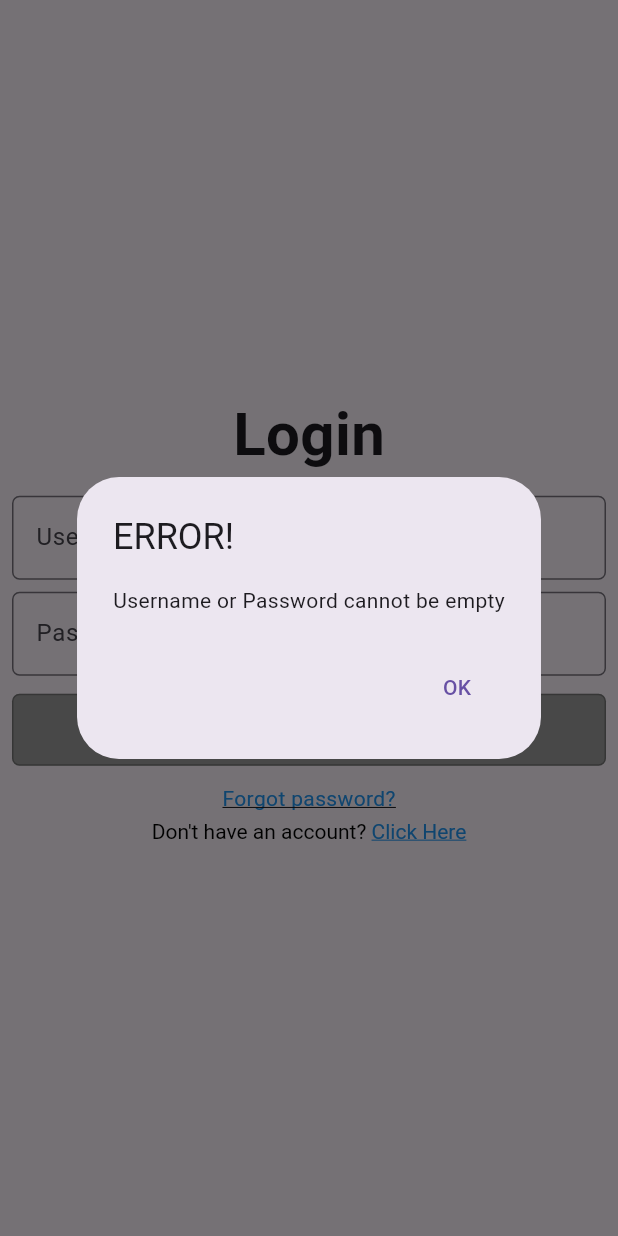
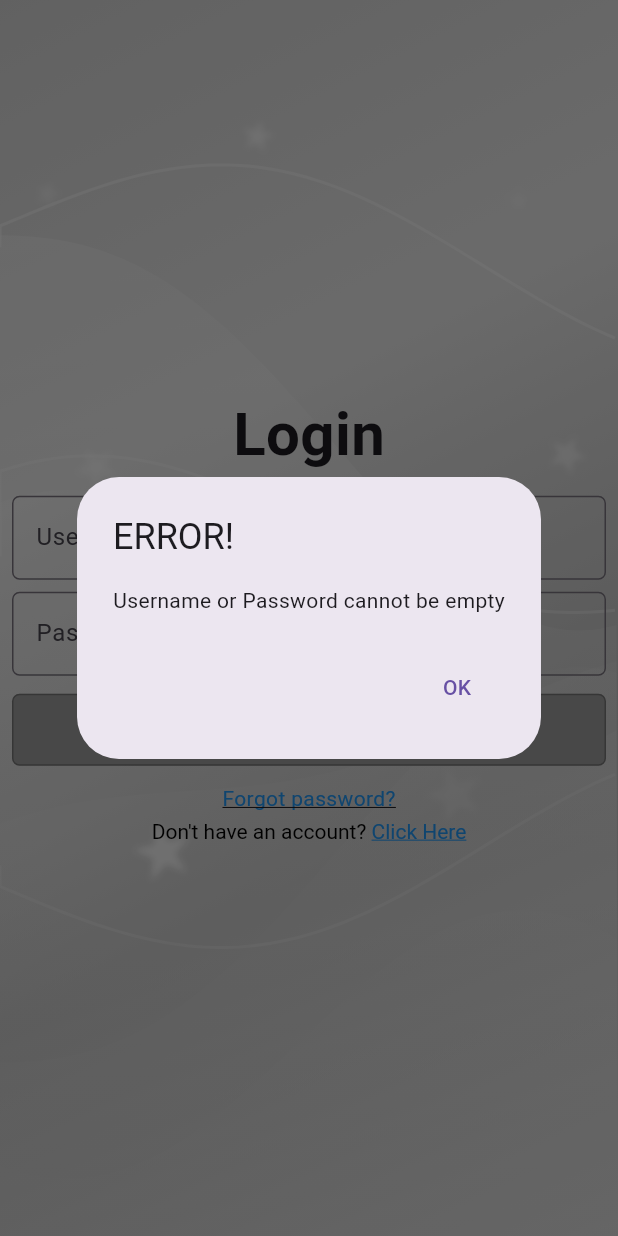
Before and after one commit to NicholasWjy24/SilverStar, a Flutter app: the screen it shows after launch, after a tap on "Login", on a phone screen of 412 x 824 dp. Run offline on Flutter 3.47's test engine with Material 3 defaults, Android fonts, the phone set to English and light mode, and no system bars.

Commit message:
feat: penambahan background live untuk aplikasi

```diff
--- /dev/null
+++ b/lib/Background.dart
@@ -0,0 +1,235 @@
+import 'package:flutter/material.dart';
+import 'dart:math' as math;
+
+void main() {
+  runApp(const MaterialApp(
+    debugShowCheckedModeBanner: false,
+    home: Scaffold(
+      body: SilkyMetallicBackground(
+        child: Center(
+          child: Text(
+            "METALLIC\nDREAMS",
+            textAlign: TextAlign.center,
+            style: TextStyle(
+                fontSize: 32,
+                fontWeight: FontWeight.bold,
+                color: Colors.white54,
+                letterSpacing: 2.0,
+                shadows: [
+                  Shadow(blurRadius: 10, color: Colors.black26, offset: Offset(2, 2))
+                ]
+            ),
+          ),
+        ),
+      ),
+    ),
+  ));
+}
+
+class SilkyMetallicBackground extends StatefulWidget {
+  final Widget child;
+
+  const SilkyMetallicBackground({Key? key, required this.child})
+      : super(key: key);
+
+  @override
+  State<SilkyMetallicBackground> createState() =>
+      _SilkyMetallicBackgroundState();
+}
+
+class _SilkyMetallicBackgroundState extends State<SilkyMetallicBackground>
+    with SingleTickerProviderStateMixin {
+  late AnimationController _controller;
+
+  @override
+  void initState() {
+    super.initState();
+    // A long duration makes the transitions feel luxurious and smooth
+    _controller = AnimationController(
+      duration: const Duration(seconds: 20),
+      vsync: this,
+    )..repeat();
+  }
+
+  @override
+  void dispose() {
+    _controller.dispose();
+    super.dispose();
+  }
+
+  @override
+  Widget build(BuildContext context) {
+    return RepaintBoundary(
+      child: AnimatedBuilder(
+        animation: _controller,
+        builder: (_, __) {
+          return CustomPaint(
+            painter: SilkyPainter(_controller.value),
+            child: widget.child,
+          );
+        },
+      ),
+    );
+  }
+}
+
+class SilkyPainter extends CustomPainter {
+  final double animationValue;
+
+  SilkyPainter(this.animationValue);
+
+  // Helper function to create a star shape with rotation
+  Path _createStarPath(Offset center, double outerRadius, int points, {double rotation = 0}) {
+    final innerRadius = outerRadius * 0.4;
+    final path = Path();
+    final double step = math.pi / points;
+
+    // Apply rotation here. Start at -pi/2 to point up, then add rotation angle.
+    var angle = -math.pi / 2 + rotation;
+
+    path.moveTo(
+        center.dx + outerRadius * math.cos(angle),
+        center.dy + outerRadius * math.sin(angle)
+    );
+
+    for (int i = 1; i <= points * 2; i++) {
+      final radius = i.isEven ? outerRadius : innerRadius;
+      angle += step;
+      path.lineTo(
+          center.dx + radius * math.cos(angle),
+          center.dy + radius * math.sin(angle)
+      );
+    }
+    path.close();
+    return path;
+  }
+
+  @override
+  void paint(Canvas canvas, Size size) {
+    final rect = Offset.zero & size;
+    // The fundamental looping phase (0 to 2*PI)
+    final basePhase = animationValue * 2 * math.pi;
+
+    // --- 1. Draw Metallic Background ---
+    final bgGradient = LinearGradient(
+      begin: Alignment.topLeft,
+      end: Alignment.bottomRight,
+      colors: const [
+        Color(0xFFD4D4D4),
+        Color(0xFFE8E8E8),
+        Color(0xFFC0C0C0),
+        Color(0xFFD8D8D8),
+      ],
+    );
+    canvas.drawRect(rect, Paint()..shader = bgGradient.createShader(rect));
+
+
+    // --- 1.5 Draw Looping, Twinkling Stars ---
+    final starPaint = Paint()
+      ..style = PaintingStyle.fill
+    // A slight blur makes them look shiny and distant
+      ..maskFilter = const MaskFilter.blur(BlurStyle.normal, 2.0);
+
+    const int numStars = 8;
+
+    for (int i = 0; i < numStars; i++) {
+      // Static base position
+      final baseX = size.width * ((i + 0.5) / numStars);
+      final baseY = size.height * (0.15 + (i % 3) * 0.25) + (i.isEven ? 20 : -20);
+
+      // A. Movement Drift
+      // Use integer multipliers of basePhase (e.g., *1, *2) to ensure perfect looping
+      final driftX = math.sin(basePhase + i) * 20.0;
+      final driftY = math.cos(basePhase + i * 2) * 15.0;
+      final center = Offset(baseX + driftX, baseY + driftY);
+
+      // B. Twinkle (Opacity Transition)
+      // Creates a value oscillating between ~0.2 and ~0.7 smoothly
+      final twinkleOpacity = 0.2 + (math.sin(basePhase * 2 + i) + 1.0) / 2.0 * 0.5;
+      starPaint.color = Colors.white.withOpacity(twinkleOpacity);
+
+      // C. Pulse (Scale Transition)
+      final baseRadius = 10.0 + (i % 3) * 5.0;
+      // Scales subtly between 90% and 110% size
+      final scale = 0.9 + (math.cos(basePhase + i) + 1.0) / 2.0 * 0.2;
+      final currentRadius = baseRadius * scale;
+
+      // D. Rotation Transition
+      // Slow rotation. Even indexes rotate one way, odd the other.
+      final rotationDirection = i.isEven ? 1 : -1;
+      final currentRotation = basePhase * 0.1 * rotationDirection + i;
+
+      final starPath = _createStarPath(center, currentRadius, 5, rotation: currentRotation);
+      canvas.drawPath(starPath, starPaint);
+    }
+
+
+    // --- 2. Configure Silk Paint ---
+    // Overlay mode is crucial here. It makes the silk layers interact
+    // visually with the stars and background beneath them.
+    final silkPaint = Paint()
+      ..style = PaintingStyle.fill
+      ..blendMode = BlendMode.overlay;
+
+    // --- 3. Draw flowing silk waves ---
+    for (int layer = 0; layer < 5; layer++) {
+      final path = Path();
+      final layerOffset = layer * math.pi / 3;
+
+      path.moveTo(0, size.height * 0.3);
+
+      // Increased step size slightly for performance, still looks smooth
+      for (double x = 0; x <= size.width; x += 3) {
+        final y1 = math.sin(x / 80 + basePhase + layerOffset) * 40;
+        // Ensure integer multipliers on basePhase for loops
+        final y2 = math.cos(x / 120 - basePhase * 1 - layerOffset) * 60;
+        final y3 = math.sin(x / 200 + basePhase * 2 + layerOffset) * 80;
+        final y = size.height * (0.3 + layer * 0.15) + y1 + y2 + y3;
+        path.lineTo(x, y);
+      }
+
+      path.lineTo(size.width, size.height);
+      path.lineTo(0, size.height);
+      path.close();
+
+      final gradient = LinearGradient(
+        begin: Alignment.topCenter,
+        end: Alignment.bottomCenter,
+        colors: [
+          Colors.white.withOpacity(0.3 - layer * 0.05),
+          Colors.grey.withOpacity(0.15 - layer * 0.02),
+        ],
+      );
+
+      silkPaint.shader = gradient.createShader(rect);
+      canvas.drawPath(path, silkPaint);
+    }
+
+    // --- 4. Draw Highlights ---
+    final highlightPaint = Paint()
+      ..style = PaintingStyle.stroke
+      ..strokeWidth = 2
+      ..blendMode = BlendMode.screen;
+
+    for (int i = 0; i < 3; i++) {
+      final highlightPath = Path();
+      final highlightOffset = i * math.pi / 2;
+
+      highlightPath.moveTo(0, size.height * (0.2 + i * 0.25));
+
+      for (double x = 0; x <= size.width; x += 5) {
+        final y1 = math.sin(x / 100 + basePhase + highlightOffset) * 50;
+        final y2 = math.cos(x / 150 - basePhase - highlightOffset) * 30;
+        final y = size.height * (0.2 + i * 0.25) + y1 + y2;
+        highlightPath.lineTo(x, y);
+      }
+
+      highlightPaint.color = Colors.white.withOpacity(0.4 - i * 0.1);
+      canvas.drawPath(highlightPath, highlightPaint);
+    }
+  }
+
+  @override
+  bool shouldRepaint(SilkyPainter oldDelegate) =>
+      oldDelegate.animationValue != animationValue;
+}
--- a/lib/main.dart
+++ b/lib/main.dart
@@ -11,8 +11,12 @@ class MainApp extends StatelessWidget {
   @override
   Widget build(BuildContext context) {
     return MaterialApp(
+      theme: ThemeData(
+        primarySwatch: Colors.grey,
+        scaffoldBackgroundColor: Colors.white
+      ),
       debugShowCheckedModeBanner: false,
-      title: 'My App',
+      title: 'SilverStar Mobile',
       home: const LoginScreen(), // 👈 this is your first screen
     );
   }
--- a/lib/view/Login_Screen.dart
+++ b/lib/view/Login_Screen.dart
@@ -1,4 +1,5 @@
 import 'package:flutter/material.dart';
+import 'package:silverstar_mobile/Background.dart';
 import 'package:silverstar_mobile/view/Home_Screen.dart';
 import 'package:flutter/gestures.dart';
 
@@ -63,7 +64,9 @@ class _LoginScreenState extends State<LoginScreen> {
   @override
   Widget build(BuildContext context) {
     return Scaffold(
-      body: SafeArea(
+      backgroundColor: Colors.transparent,
+      body: SilkyMetallicBackground(
+        child: SafeArea(
           child: Padding(padding: const EdgeInsetsGeometry.all(8),
             child: Column(
               mainAxisAlignment: MainAxisAlignment.center,
@@ -153,6 +156,7 @@ class _LoginScreenState extends State<LoginScreen> {
                 ],
             ),
           ),
+        ),
       )
     );
   }
```
Lines whose indentation alone changed are shown as unchanged.
